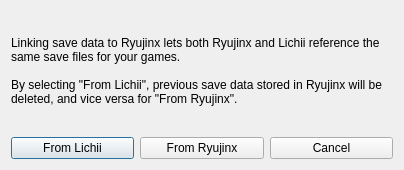
Qt form src/yuzu/ryujinx_dialog.ui (mollie2999/Eglantine) before a commit.
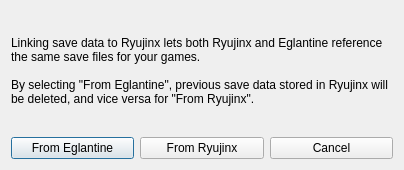
The same form after that commit.

Commit message: Restore Eglantine application name and project description

Patch:
```diff
--- a/src/yuzu/ryujinx_dialog.ui
+++ b/src/yuzu/ryujinx_dialog.ui
@@ -23,9 +23,9 @@
       </sizepolicy>
      </property>
      <property name="text">
-      <string>Linking save data to Ryujinx lets both Ryujinx and Lichii reference the same save files for your games.
+      <string>Linking save data to Ryujinx lets both Ryujinx and Eglantine reference the same save files for your games.
 
-By selecting &quot;From Lichii&quot;, previous save data stored in Ryujinx will be deleted, and vice versa for &quot;From Ryujinx&quot;.</string>
+By selecting &quot;From Eglantine&quot;, previous save data stored in Ryujinx will be deleted, and vice versa for &quot;From Ryujinx&quot;.</string>
      </property>
      <property name="wordWrap">
       <bool>true</bool>
@@ -37,7 +37,7 @@
      <item>
       <widget class="QPushButton" name="eden">
        <property name="text">
-      <string>From Lichii</string>
+      <string>From Eglantine</string>
        </property>
       </widget>
      </item>
```
The commit also changes 21 other files.
